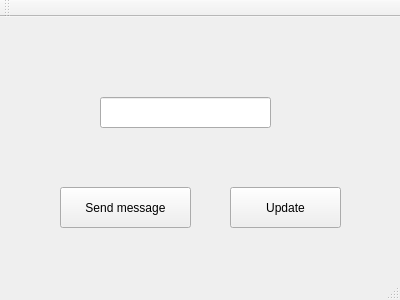
The window that client/mainwindow.ui (Dmitry7393/ChatApp) describes before a commit, drawn with Qt 5.
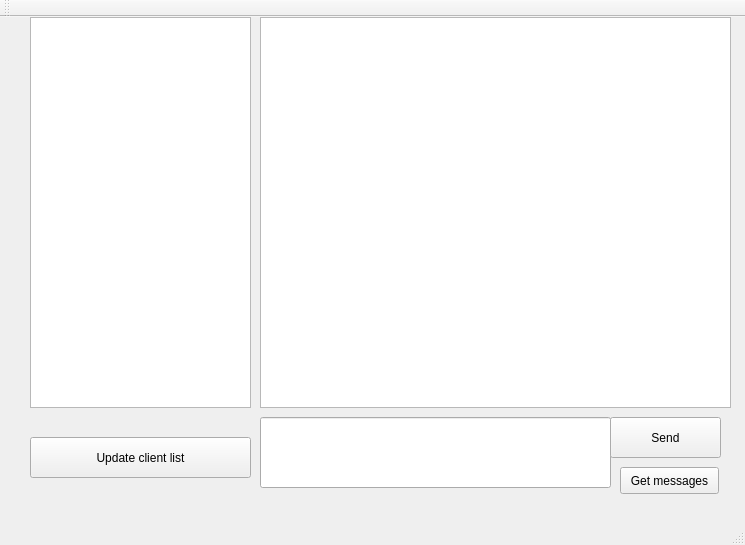
The same window after the commit.

Commit message: Implemented handlers, which handle requests from client Added HistoryManager, that creates json string with stored messages

Diff of the .ui file:
```diff
--- a/client/mainwindow.ui
+++ b/client/mainwindow.ui
@@ -6,8 +6,8 @@
    <rect>
     <x>0</x>
     <y>0</y>
-    <width>400</width>
-    <height>300</height>
+    <width>745</width>
+    <height>545</height>
    </rect>
   </property>
   <property name="windowTitle">
@@ -17,37 +17,70 @@
    <widget class="QPushButton" name="sendMessageButton">
     <property name="geometry">
      <rect>
-      <x>60</x>
-      <y>170</y>
-      <width>131</width>
+      <x>30</x>
+      <y>420</y>
+      <width>221</width>
       <height>41</height>
      </rect>
     </property>
     <property name="text">
-     <string>Send message</string>
+     <string>Update client list</string>
     </property>
    </widget>
    <widget class="QLineEdit" name="m_LineEditMessage">
     <property name="geometry">
      <rect>
-      <x>100</x>
-      <y>80</y>
-      <width>171</width>
-      <height>31</height>
+      <x>260</x>
+      <y>400</y>
+      <width>351</width>
+      <height>71</height>
      </rect>
     </property>
    </widget>
    <widget class="QPushButton" name="pushButton_3">
     <property name="geometry">
      <rect>
-      <x>230</x>
-      <y>170</y>
+      <x>610</x>
+      <y>400</y>
       <width>111</width>
       <height>41</height>
      </rect>
     </property>
     <property name="text">
-     <string>Update</string>
+     <string>Send</string>
+    </property>
+   </widget>
+   <widget class="QListView" name="m_clientListView">
+    <property name="geometry">
+     <rect>
+      <x>30</x>
+      <y>0</y>
+      <width>221</width>
+      <height>391</height>
+     </rect>
+    </property>
+   </widget>
+   <widget class="QTextBrowser" name="m_MessageBrowser">
+    <property name="geometry">
+     <rect>
+      <x>260</x>
+      <y>0</y>
+      <width>471</width>
+      <height>391</height>
+     </rect>
+    </property>
+   </widget>
+   <widget class="QPushButton" name="m_getMessagesButton">
+    <property name="geometry">
+     <rect>
+      <x>620</x>
+      <y>450</y>
+      <width>99</width>
+      <height>27</height>
+     </rect>
+    </property>
+    <property name="text">
+     <string>Get messages</string>
     </property>
    </widget>
   </widget>
```
Left out of the diff: 8 changed lines with no effect on the pictures. The commit also changes 22 other files.
